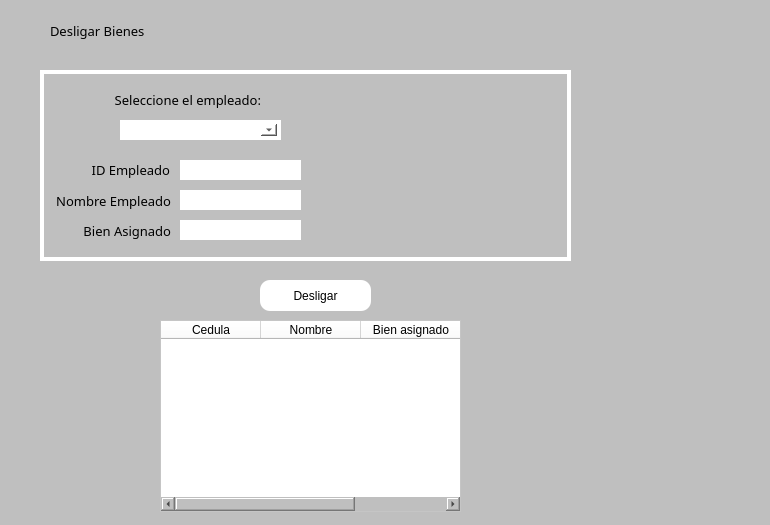
Qt form src/052_desligar_bienes.ui (rvqzs/tresPatitos) before a commit.
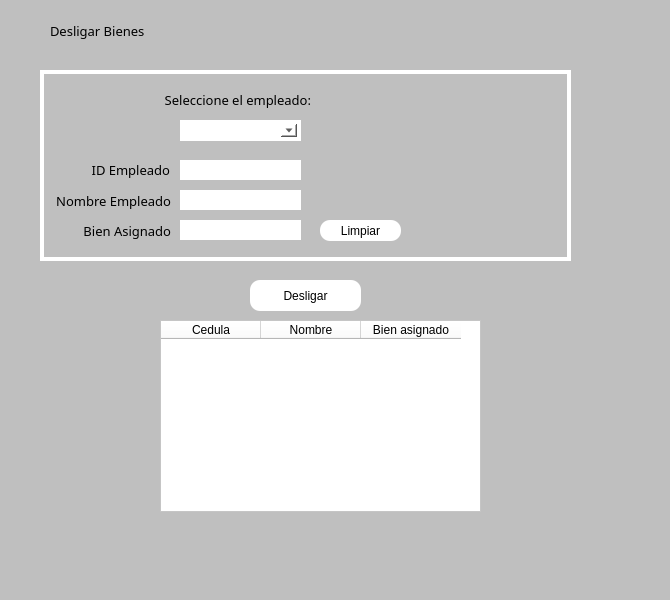
The same form after that commit. Icons and pictures are not drawn.

What changed in the file:
```diff
--- a/src/052_desligar_bienes.ui
+++ b/src/052_desligar_bienes.ui
@@ -6,14 +6,14 @@
    <rect>
     <x>0</x>
     <y>0</y>
-    <width>770</width>
-    <height>525</height>
+    <width>670</width>
+    <height>600</height>
    </rect>
   </property>
   <property name="minimumSize">
    <size>
-    <width>770</width>
-    <height>400</height>
+    <width>670</width>
+    <height>570</height>
    </size>
   </property>
   <property name="windowTitle">
@@ -31,7 +31,7 @@
     <rect>
      <x>160</x>
      <y>320</y>
-     <width>301</width>
+     <width>321</width>
      <height>192</height>
     </rect>
    </property>
@@ -100,7 +100,7 @@
    <widget class="QLabel" name="lblSeleccion">
     <property name="geometry">
      <rect>
-      <x>70</x>
+      <x>120</x>
       <y>20</y>
       <width>151</width>
       <height>20</height>
@@ -300,10 +300,10 @@
     </property>
     <property name="geometry">
      <rect>
-      <x>80</x>
+      <x>140</x>
       <y>50</y>
-      <width>161</width>
-      <height>20</height>
+      <width>121</width>
+      <height>21</height>
      </rect>
     </property>
     <property name="sizePolicy">
@@ -322,6 +322,49 @@
      <string/>
     </property>
    </widget>
+   <widget class="QPushButton" name="btnLimpiar">
+    <property name="geometry">
+     <rect>
+      <x>280</x>
+      <y>150</y>
+      <width>81</width>
+      <height>21</height>
+     </rect>
+    </property>
+    <property name="toolTip">
+     <string>CTRL+S</string>
+    </property>
+    <property name="styleSheet">
+     <string notr="true">QPushButton{
+background-color:rgb(255, 255, 255);
+border:none;
+border-radius:10px;
+font: 63 10pt &quot;Segoe UI Semibold&quot;;
+}
+
+QPushButton:hover{
+
+border:2px solid #55C1FA;
+border-radius:10px;
+}</string>
+    </property>
+    <property name="text">
+     <string>Limpiar</string>
+    </property>
+    <property name="icon">
+     <iconset>
+      <normaloff>../res/btnClear.png</normaloff>../res/btnClear.png</iconset>
+    </property>
+    <property name="iconSize">
+     <size>
+      <width>20</width>
+      <height>20</height>
+     </size>
+    </property>
+    <property name="shortcut">
+     <string>Ctrl+C</string>
+    </property>
+   </widget>
   </widget>
   <widget class="QLabel" name="labelHeader">
    <property name="geometry">
@@ -388,7 +431,7 @@
   <widget class="QPushButton" name="btnDesligar">
    <property name="geometry">
     <rect>
-     <x>260</x>
+     <x>250</x>
      <y>280</y>
      <width>111</width>
      <height>31</height>
```
